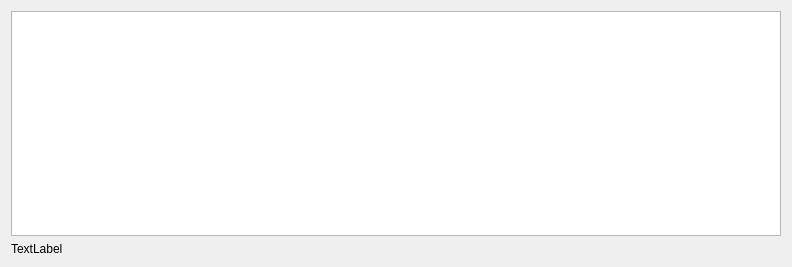
Qt form liste.ui (IGNF/assistant-liste-qgis-plugin) before a commit.
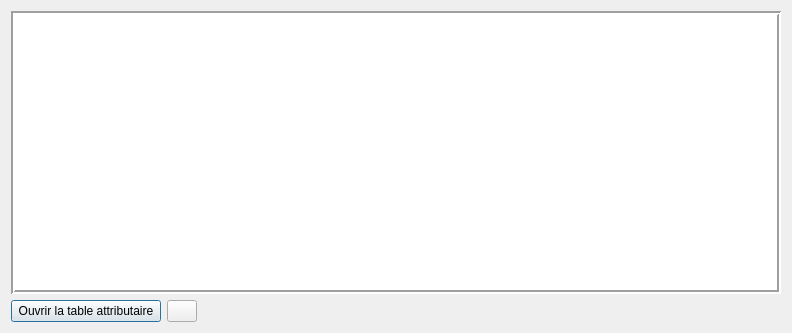
The same form after that commit. Icons and pictures are not drawn.

Commit message: gestion filtre, selection, table attributaire...

What changed in the file:
```diff
--- a/liste.ui
+++ b/liste.ui
@@ -7,20 +7,81 @@
     <x>0</x>
     <y>0</y>
     <width>792</width>
-    <height>267</height>
+    <height>333</height>
    </rect>
   </property>
   <property name="windowTitle">
    <string>Dialog</string>
   </property>
   <layout class="QGridLayout" name="gridLayout">
-   <item row="0" column="0">
-    <widget class="QTableView" name="tableView"/>
-   </item>
    <item row="1" column="0">
+    <widget class="QPushButton" name="pushButtonOpenTableAttribut">
+     <property name="maximumSize">
+      <size>
+       <width>150</width>
+       <height>16777215</height>
+      </size>
+     </property>
+     <property name="text">
+      <string>Ouvrir la table attributaire</string>
+     </property>
+    </widget>
+   </item>
+   <item row="0" column="0" colspan="3">
+    <widget class="QTableView" name="tableView">
+     <property name="acceptDrops">
+      <bool>true</bool>
+     </property>
+     <property name="frameShape">
+      <enum>QFrame::Box</enum>
+     </property>
+     <property name="lineWidth">
+      <number>2</number>
+     </property>
+     <property name="midLineWidth">
+      <number>0</number>
+     </property>
+     <property name="selectionBehavior">
+      <enum>QAbstractItemView::SelectRows</enum>
+     </property>
+     <attribute name="horizontalHeaderShowSortIndicator" stdset="0">
+      <bool>true</bool>
+     </attribute>
+     <attribute name="verticalHeaderShowSortIndicator" stdset="0">
+      <bool>true</bool>
+     </attribute>
+    </widget>
+   </item>
+   <item row="1" column="2">
     <widget class="QLabel" name="label_nb_entite">
      <property name="text">
-      <string>TextLabel</string>
+      <string/>
+     </property>
+     <property name="alignment">
+      <set>Qt::AlignRight|Qt::AlignTrailing|Qt::AlignVCenter</set>
+     </property>
+    </widget>
+   </item>
+   <item row="1" column="1">
+    <widget class="QPushButton" name="pushButtonHide">
+     <property name="maximumSize">
+      <size>
+       <width>30</width>
+       <height>16777215</height>
+      </size>
+     </property>
+     <property name="text">
+      <string/>
+     </property>
+     <property name="icon">
+      <iconset>
+       <normaloff>icons/table-manager.png</normaloff>icons/table-manager.png</iconset>
+     </property>
+     <property name="iconSize">
+      <size>
+       <width>25</width>
+       <height>25</height>
+      </size>
      </property>
     </widget>
    </item>
```
Left out of the diff: 4 changed lines with no effect on the pictures. The commit also changes 18 other files.
